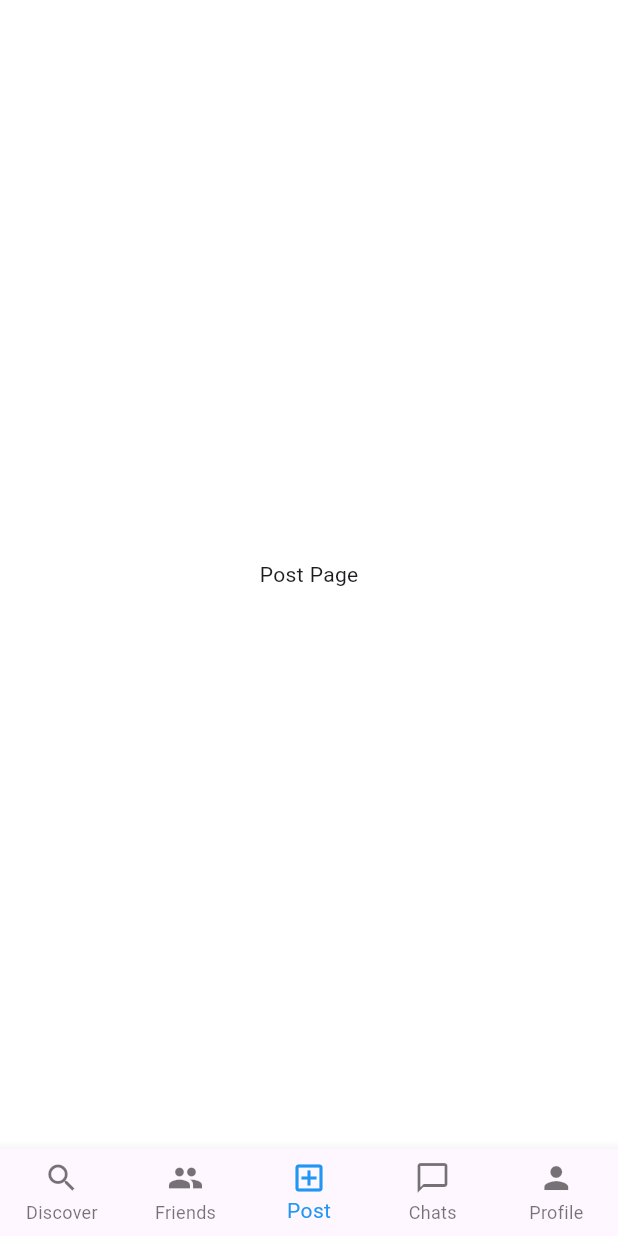
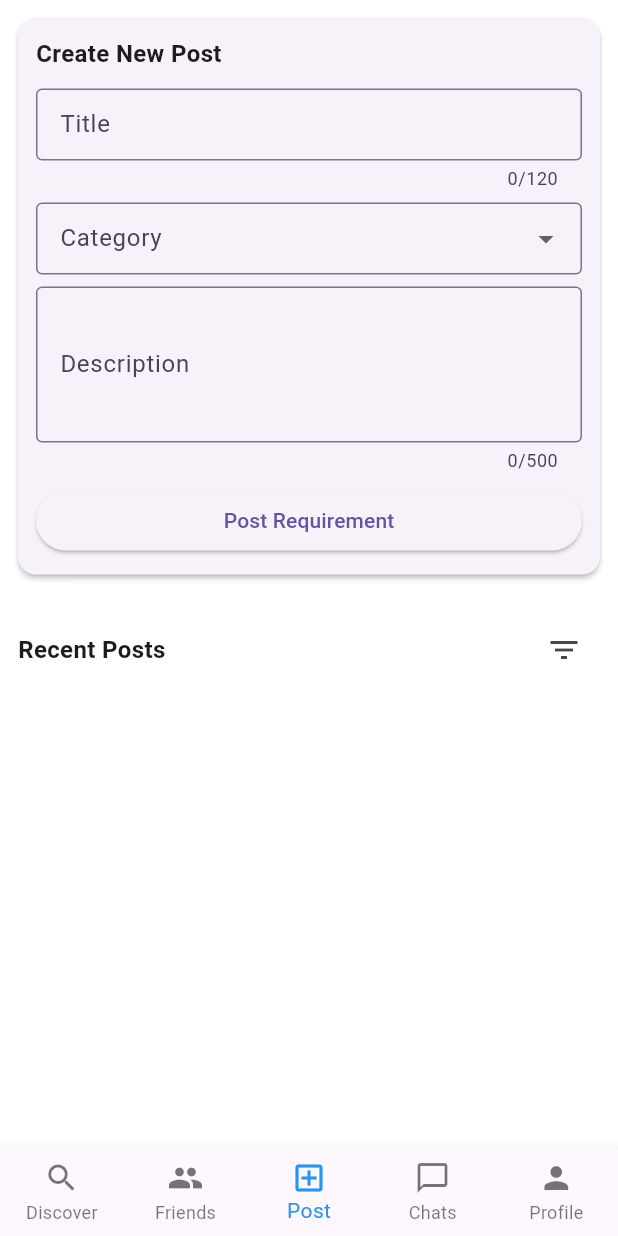
Before and after one commit to nikhilesh-7119/chat_application, a Flutter app: the screen it shows once a user with an empty profile is signed in, item 3 of the bottom bar chosen, on a phone screen of 412 x 824 dp. Run offline on Flutter 3.47's test engine with Material 3 defaults, Android fonts, the phone set to English and light mode, and no system bars; our stand-ins replace cached_network_image, cloud_firestore, firebase_auth, firebase_core, flutter_svg, get and 3 more; accounts and stored records are empty.

Commit message:
post controller and screen done

```diff
--- /dev/null
+++ b/lib/controllers/post_controllers.dart
@@ -0,0 +1,176 @@
+import 'dart:async';
+import 'package:chat_application/models/post_model.dart';
+import 'package:get/get.dart';
+import 'package:cloud_firestore/cloud_firestore.dart';
+import 'package:uuid/uuid.dart';
+
+// Uses the provided PostModel exactly as-is
+class PostController extends GetxController {
+  final _postsRef = FirebaseFirestore.instance.collection('posts');
+
+  // Loading flags
+  final RxBool isLoadingTimestamp = false.obs;
+  final RxBool isLoadingCategory = false.obs;
+
+  // Reactive lists
+  final RxList<PostModel> getPostByTimestamp = <PostModel>[].obs;
+  final RxList<PostModel> getPostByCategory = <PostModel>[].obs;
+
+  // Pagination cursors
+  DocumentSnapshot<Map<String, dynamic>>? _lastTimestampDoc;
+  DocumentSnapshot<Map<String, dynamic>>? _lastCategoryDoc;
+
+  // Track current category to detect change
+  String? _currentCategory;
+
+  // Optional live subscription for first page (timestamp feed)
+
+  @override
+  void onInit() {
+    super.onInit();
+    // Initialize default feed by timestamp when the page/controller starts
+    getPostsByTimestamp(reset: true, pageSize: 30, live: false);
+  }
+
+  @override
+  void onClose() {
+    super.onClose();
+  }
+
+  // 1) Upload post with custom UUID (v4 recommended)
+  Future<String> uploadPost({
+    required String title,
+    required String category,
+    required String description,
+    required String authorId,
+  }) async {
+    final String id = const Uuid().v4(); // v4 is standard and well-supported
+    final docRef = _postsRef.doc(id);
+
+    // Build PostModel using the provided structure
+    final post = PostModel(
+      id: id,
+      title: title.trim(),
+      category: category.trim(),
+      description: description.trim(),
+      authorId: authorId,
+      // createdAt is a String? in your model. If storing ISO time, set it here.
+      // For reliable ordering, also write 'createdAtTs' as a server Timestamp.
+      responsesCount: 0,
+    );
+
+    await docRef.set({
+      ...post.toJson(),
+      // Dedicated server timestamp for orderBy; avoids client clock issues
+      'createdAtTs': FieldValue.serverTimestamp(),
+    });
+
+    return id;
+  }
+
+  // Internal: base query for timestamp ordering
+  Query<Map<String, dynamic>> _timeQuery({int limit = 30}) {
+    return _postsRef.orderBy('createdAtTs', descending: true).limit(limit);
+  }
+
+  // 2) Get posts by timestamp (first page when reset=true, else paginate)
+  // live=true can attach a real-time stream to the first page
+  Future<void> getPostsByTimestamp({
+    bool reset = false,
+    int pageSize = 30,
+    bool live = false,
+  }) async {
+    if (reset) {
+      isLoadingTimestamp.value = true;
+      getPostByTimestamp.clear();
+      _lastTimestampDoc = null;
+    }
+
+    final lastDoc = _lastTimestampDoc;
+    final base = _timeQuery(limit: pageSize);
+    final query = (lastDoc == null) ? base : base.startAfterDocument(lastDoc);
+
+    if (!isLoadingTimestamp.value) isLoadingTimestamp.value = true;
+    final snap = await query.get();
+
+    final items = snap.docs.map((d) {
+      final m = d.data();
+      // Your PostModel.fromJson expects only a Map<String,dynamic>
+      // If you want to keep 'id' in the model, you can add m['id'] = d.id;
+      // m['id'] = d.id;
+      return PostModel.fromJson(m);
+    }).toList();
+
+    if (lastDoc == null) {
+      getPostByTimestamp.assignAll(items);
+    } else {
+      getPostByTimestamp.addAll(items);
+    }
+
+    if (snap.docs.isNotEmpty) {
+      _lastTimestampDoc = snap.docs.last;
+    }
+
+    isLoadingTimestamp.value = false;
+
+
+  }
+
+  // Internal: base query for category + timestamp
+  Query<Map<String, dynamic>> _categoryQuery(String category, {int limit = 30}) {
+    return _postsRef
+        .where('category', isEqualTo: category)
+        .orderBy('createdAtTs', descending: true)
+        .limit(limit);
+  }
+
+  // 3) Get posts by category (first page when reset=true or category changes; else paginate)
+  Future<void> getPostsByCategory({
+    required String category,
+    bool reset = false,
+    int pageSize = 30,
+  }) async {
+    final normalized = category.trim();
+    final categoryChanged = (_currentCategory == null) || (_currentCategory != normalized);
+
+    if (reset || categoryChanged) {
+      isLoadingCategory.value = true;
+      _currentCategory = normalized;
+      getPostByCategory.clear();
+      _lastCategoryDoc = null;
+    }
+
+    final lastDoc = _lastCategoryDoc;
+    final base = _categoryQuery(normalized, limit: pageSize);
+    final query = (lastDoc == null) ? base : base.startAfterDocument(lastDoc);
+
+    if (!isLoadingCategory.value) isLoadingCategory.value = true;
+    final snap = await query.get(); // may prompt to create composite index in console
+    final items = snap.docs.map((d) {
+      final m = d.data();
+      // m['id'] = d.id;
+      return PostModel.fromJson(m);
+    }).toList();
+
+    if (lastDoc == null) {
+      getPostByCategory.assignAll(items);
+    } else {
+      getPostByCategory.addAll(items);
+    }
+
+    if (snap.docs.isNotEmpty) {
+      _lastCategoryDoc = snap.docs.last;
+    }
+
+    isLoadingCategory.value = false;
+  }
+
+  Future<void> refreshTimestampFeed({int pageSize = 30}) =>
+      getPostsByTimestamp(reset: true, pageSize: pageSize);
+
+  Future<void> refreshCategoryFeed({int pageSize = 30}) async {
+    if (_currentCategory != null) {
+      await getPostsByCategory(category: _currentCategory!, reset: true, pageSize: pageSize);
+    }
+  }
+}
--- /dev/null
+++ b/lib/models/post_model.dart
@@ -0,0 +1,50 @@
+class PostModel {
+  String? id;
+  String? title;
+  String? category;
+  String? description;
+  String? authorId;
+  String? createdAt;
+  int? responsesCount;
+
+  PostModel({
+    this.id,
+    this.title,
+    this.category,
+    this.description,
+    this.authorId,
+    this.createdAt,
+    this.responsesCount,
+  }) {
+    this.responsesCount = responsesCount ?? 0;
+  }
+
+  PostModel.fromJson(Map<String, dynamic> json) {
+    id = json['id'];
+    title = json['title'];
+    category = json['category'];
+    description = json['description'];
+    authorId = json['authorId'];
+    createdAt = json['createdAt'];
+    final rc = json['responsesCount'];
+    if (rc is int) {
+      responsesCount = rc;
+    } else if (rc is String) {
+      responsesCount = int.tryParse(rc) ?? 0;
+    } else {
+      responsesCount = 0;
+    }
+  }
+
+  Map<String, dynamic> toJson() {
+    final Map<String, dynamic> _data = <String, dynamic>{};
+    _data['id'] = id;
+    _data['title'] = title;
+    _data['category'] = category;
+    _data['description'] = description;
+    _data['authorId'] = authorId;
+    _data['createdAt'] = createdAt;          // set to server time string when creating
+    _data['responsesCount'] = responsesCount; // numeric counter
+    return _data;
+  }
+}
--- a/lib/screens/connections_screen/requests_screen/request_tab.dart
+++ b/lib/screens/connections_screen/requests_screen/request_tab.dart
@@ -47,7 +47,8 @@ Widget requestsTab(BuildContext context, FriendConntroller friendController) {
                 Get.to(OtherUserProfileScreen(otherUserId: user.id!));
               },
               child: requests_card(
-                onTap: () => friendController.addFriend(user.id!),
+                acceptRequest: () => friendController.addFriend(user.id!),
+                rejectRequest: () => friendController.withdrawRequest(user.id!),
                 name: user.name,
                 university: user.university ?? "",
                 message: user.bio ?? "",
--- a/lib/screens/connections_screen/requests_screen/widget/requests_card.dart
+++ b/lib/screens/connections_screen/requests_screen/widget/requests_card.dart
@@ -2,7 +2,6 @@ import 'package:chat_application/controllers/friend_conntroller.dart';
 import 'package:flutter/material.dart';
 
 Widget requests_card({
-  required VoidCallback DeclineTap,
   required String? name,
   required String? university,
   required String? message,
--- a/lib/screens/home_screen.dart
+++ b/lib/screens/home_screen.dart
@@ -2,6 +2,7 @@ import 'package:chat_application/screens/chat_page/chat_list.dart';
 import 'package:chat_application/screens/discover_screen/discover_page.dart';
 import 'package:chat_application/screens/connections_screen/Connections_screen.dart.dart';
 import 'package:chat_application/screens/current_profile_screen/profile_screen.dart';
+import 'package:chat_application/screens/post_screen/post_Screen.dart';
 import 'package:flutter/material.dart';
 
 class HomeScreen extends StatefulWidget {
@@ -31,7 +32,7 @@ class _HomeScreenState extends State<HomeScreen> {
     final List<Widget> pages = [
       DiscoverPage(),
       ConnectionsScreen(),
-      const Center(child: Text("Post Page")),
+      PostScreen(),
       ChatList(),
       ProfileScreen(),
     ];
--- /dev/null
+++ b/lib/screens/post_screen/post_Screen.dart
@@ -0,0 +1,192 @@
+import 'package:chat_application/controllers/post_controllers.dart';
+import 'package:chat_application/screens/post_screen/widgets/post_card.dart';
+import 'package:chat_application/screens/post_screen/widgets/upload_post_container.dart';
+import 'package:flutter/material.dart';
+import 'package:get/get.dart';
+import 'package:cloud_firestore/cloud_firestore.dart';
+import 'package:chat_application/models/post_model.dart';
+
+class PostScreen extends StatefulWidget {
+  const PostScreen({Key? key}) : super(key: key);
+
+  @override
+  State<PostScreen> createState() => _PostScreenState();
+}
+
+class _PostScreenState extends State<PostScreen> {
+  final PostController controller = Get.put(PostController());
+  final ScrollController _scrollCtrl = ScrollController();
+
+  @override
+  void initState() {
+    super.initState();
+    // Attach infinite scroll for timestamp feed
+    _scrollCtrl.addListener(() async {
+      if (_scrollCtrl.position.pixels >= _scrollCtrl.position.maxScrollExtent - 200) {
+        // Load next page by timestamp
+        await controller.getPostsByTimestamp();
+      }
+    });
+  }
+
+  @override
+  void dispose() {
+    _scrollCtrl.dispose();
+    super.dispose();
+  }
+
+  @override
+  Widget build(BuildContext context) {
+    // Page layout: Upload container at top; below it the recent posts list (timestamp)
+    return Scaffold(
+      backgroundColor: Colors.white,
+      body: SafeArea(
+        child: Column(
+          children: [
+            // Create New Post
+            UploadPostContainer(
+              onSubmitted: (title, category, description, authorId) async {
+                await controller.uploadPost(
+                  title: title,
+                  category: category,
+                  description: description,
+                  authorId: authorId,
+                ); // [3]
+                // Refresh the timestamp feed to bring new post to top
+                await controller.getPostsByTimestamp(reset: true);
+              },
+            ), // [3]
+
+            const SizedBox(height: 8),
+
+            // Recent posts header row with category filter button (optional)
+            Padding(
+              padding: const EdgeInsets.symmetric(horizontal: 12.0, vertical: 6),
+              child: Row(
+                children: [
+                  const Expanded(
+                    child: Text(
+                      'Recent Posts',
+                      style: TextStyle(fontSize: 16, fontWeight: FontWeight.w600),
+                    ),
+                  ),
+                  // Example "All Categories" action opens a picker and then reloads category list
+                  IconButton(
+                    icon: const Icon(Icons.filter_list),
+                    onPressed: () async {
+                      final selected = await _pickCategory(context);
+                      if (selected == null || selected.isEmpty) {
+                        // Back to timestamp feed
+                        await controller.getPostsByTimestamp(reset: true);
+                      } else {
+                        await controller.getPostsByCategory(category: selected, reset: true); // [3]
+                      }
+                    },
+                  ),
+                ],
+              ),
+            ),
+
+            // The scrolling list area
+            Expanded(
+              child: Obx(() {
+                // If a category is active (controller maintains current category), show category list
+                final bool showingCategory =
+                    controller.getPostByCategory.isNotEmpty &&
+                    (controller.isLoadingCategory.value ||
+                     controller.getPostByTimestamp.isEmpty);
+
+                final RxBool isLoading = showingCategory
+                    ? controller.isLoadingCategory
+                    : controller.isLoadingTimestamp;
+
+                final List<PostModel> items = showingCategory
+                    ? controller.getPostByCategory
+                    : controller.getPostByTimestamp;
+
+                return RefreshIndicator(
+                  onRefresh: () async {
+                    if (showingCategory) {
+                      // Reload current category from start
+                      // Note: controller tracks current category internally
+                      await controller.getPostsByCategory(
+                        category: (controller
+                                .getPostByCategory.isNotEmpty
+                            ? controller.getPostByCategory.first.category ?? ''
+                            : ''),
+                        reset: true,
+                      ); // [3][18]
+                    } else {
+                      await controller.getPostsByTimestamp(reset: true); // [17][18]
+                    }
+                  },
+                  child: CustomScrollView(
+                    controller: _scrollCtrl,
+                    physics: const AlwaysScrollableScrollPhysics(),
+                    slivers: [
+                      SliverList(
+                        delegate: SliverChildBuilderDelegate(
+                          (context, index) {
+                            final post = items[index];
+                            return PostCard(post: post); // card widget
+                          },
+                          childCount: items.length,
+                        ),
+                      ),
+                      SliverToBoxAdapter(
+                        child: Padding(
+                          padding: const EdgeInsets.symmetric(vertical: 16.0),
+                          child: Center(
+                            child: isLoading.value
+                                ? const CircularProgressIndicator()
+                                : const SizedBox.shrink(),
+                          ),
+                        ),
+                      ),
+                    ],
+                  ),
+                );
+              }),
+            ),
+          ],
+        ),
+      ),
+    );
+  }
+
+  Future<String?> _pickCategory(BuildContext context) async {
+    // Simple bottom sheet for picking category (replace with actual categories)
+    return await showModalBottomSheet<String>(
+      context: context,
+      builder: (ctx) {
+        final cats = const [
+          'Data Science',
+          'Mobile Development',
+          'Web Development',
+          'AI',
+          'UI/UX',
+        ];
+        return ListView.separated(
+          shrinkWrap: true,
+          itemCount: cats.length + 1,
+          separatorBuilder: (_, __) => const Divider(height: 1),
+          itemBuilder: (ctx, i) {
+            if (i == 0) {
+              return ListTile(
+                leading: const Icon(Icons.clear),
+                title: const Text('All Categories'),
+                onTap: () => Navigator.pop(ctx, ''),
+              );
+            }
+            final cat = cats[i - 1];
+            return ListTile(
+              leading: const Icon(Icons.category),
+              title: Text(cat),
+              onTap: () => Navigator.pop(ctx, cat),
+            );
+          },
+        );
+      },
+    );
+  }
+}
--- /dev/null
+++ b/lib/screens/post_screen/widgets/upload_post_container.dart
@@ -0,0 +1,160 @@
+
+import 'package:flutter/material.dart';
+
+class UploadPostContainer extends StatefulWidget {
+  final Future<void> Function(
+    String title,
+    String category,
+    String description,
+    String authorId,
+  ) onSubmitted;
+
+  const UploadPostContainer({Key? key, required this.onSubmitted})
+      : super(key: key);
+
+  @override
+  State<UploadPostContainer> createState() => _UploadPostContainerState();
+}
+
+class _UploadPostContainerState extends State<UploadPostContainer> {
+  final _formKey = GlobalKey<FormState>();
+  final _title = TextEditingController();
+  final _desc = TextEditingController();
+  String? _category;
+
+  bool _submitting = false;
+
+  @override
+  void dispose() {
+    _title.dispose();
+    _desc.dispose();
+    super.dispose();
+  }
+
+  @override
+  Widget build(BuildContext context) {
+    return Card(
+      margin: const EdgeInsets.all(12),
+      elevation: 1.5,
+      shape: RoundedRectangleBorder(borderRadius: BorderRadius.circular(12)),
+      child: Padding(
+        padding: const EdgeInsets.all(12.0),
+        child: Form(
+          key: _formKey,
+          child: Column(
+            crossAxisAlignment: CrossAxisAlignment.start,
+            children: [
+              const Text('Create New Post',
+                  style: TextStyle(fontSize: 16, fontWeight: FontWeight.w600)),
+              const SizedBox(height: 12),
+
+              // Title
+              TextFormField(
+                controller: _title,
+                decoration: const InputDecoration(
+                  labelText: 'Title',
+                  hintText: 'e.g., Looking for ML Study Partner',
+                  border: OutlineInputBorder(),
+                  isDense: true,
+                ),
+                maxLength: 120,
+                validator: (v) =>
+                    (v == null || v.trim().isEmpty) ? 'Title required' : null,
+              ), // [3]
+
+              const SizedBox(height: 8),
+
+              // Category dropdown
+              DropdownButtonFormField<String>(
+                value: _category,
+                items: const [
+                  DropdownMenuItem(value: 'Data Science', child: Text('Data Science')),
+                  DropdownMenuItem(value: 'Mobile Development', child: Text('Mobile Development')),
+                  DropdownMenuItem(value: 'Web Development', child: Text('Web Development')),
+                  DropdownMenuItem(value: 'AI', child: Text('AI')),
+                  DropdownMenuItem(value: 'UI/UX', child: Text('UI/UX')),
+                ],
+                onChanged: (v) => setState(() => _category = v),
+                decoration: const InputDecoration(
+                  labelText: 'Category',
+                  border: OutlineInputBorder(),
+                  isDense: true,
+                ),
+                validator: (v) =>
+                    (v == null || v.isEmpty) ? 'Select a category' : null,
+              ), // [3]
+
+              const SizedBox(height: 8),
+
+              // Description
+              TextFormField(
+                controller: _desc,
+                minLines: 3,
+                maxLines: 6,
+                maxLength: 500,
+                decoration: const InputDecoration(
+                  labelText: 'Description',
+                  hintText: "Describe what you're looking for in detail...",
+                  border: OutlineInputBorder(),
+                ),
+                validator: (v) => (v == null || v.trim().isEmpty)
+                    ? 'Description required'
+                    : null,
+              ), // [3]
+
+              const SizedBox(height: 8),
+
+              SizedBox(
+                width: double.infinity,
+                child: ElevatedButton(
+                  onPressed: _submitting
+                      ? null
+                      : () async {
+                          if (!_formKey.currentState!.validate()) return;
+                          setState(() => _submitting = true);
+                          try {
+                            // Replace authorId with the actual signed-in user id
+                            const authorId = 'CURRENT_USER_UID';
+                            await widget.onSubmitted(
+                              _title.text,
+                              _category!,
+                              _desc.text,
+                              authorId,
+                            ); // [3]
+                            // Clear fields on success
+                            _title.clear();
+                            _desc.clear();
+                            setState(() => _category = null);
+                            if (mounted) {
+                              ScaffoldMessenger.of(context).showSnackBar(
+                                const SnackBar(
+                                  content: Text('Post uploaded'),
+                                ),
+                              );
+                            }
+                          } catch (e) {
+                            if (mounted) {
+                              ScaffoldMessenger.of(context).showSnackBar(
+                                SnackBar(content: Text('Failed: $e')),
+                              );
+                            }
+                          } finally {
+                            if (mounted) setState(() => _submitting = false);
+                          }
+                        },
+                  child: _submitting
+                      ? const SizedBox(
+                          height: 18,
+                          width: 18,
+                          child: CircularProgressIndicator(strokeWidth: 2),
+                        )
+                      : const Text('Post Requirement'),
+                ),
+              ),
+            ],
+          ),
+        ),
+      ),
+    );
+  }
+}
```
Also changed, not shown: lib/screens/post_screen/widgets/post_card.dart (added, +88 -0 lines).
